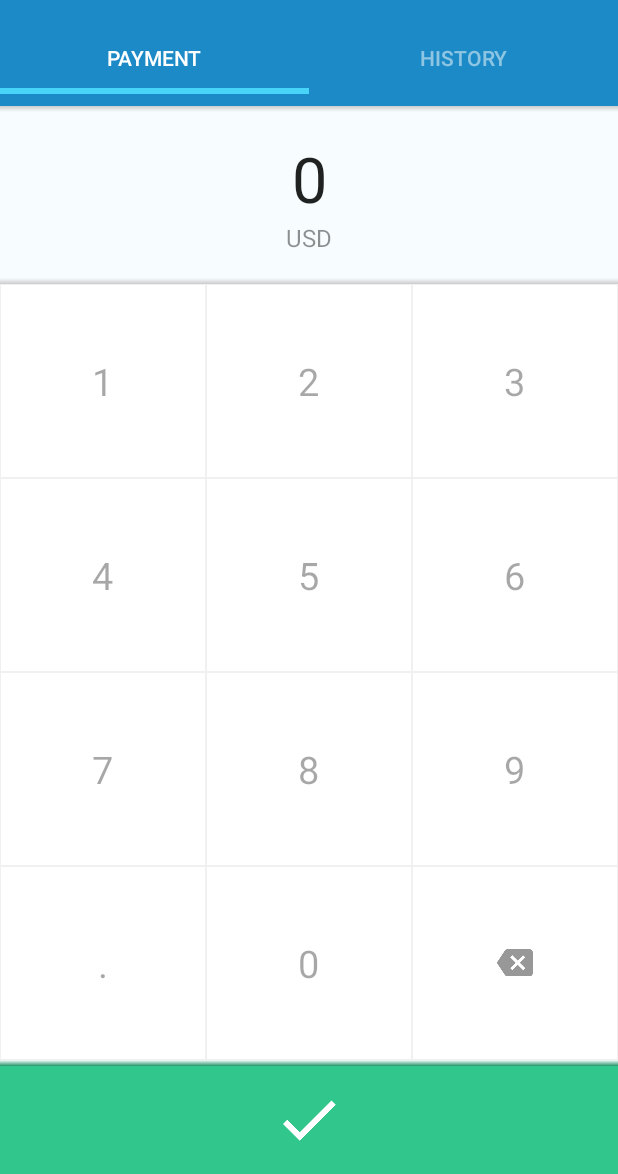
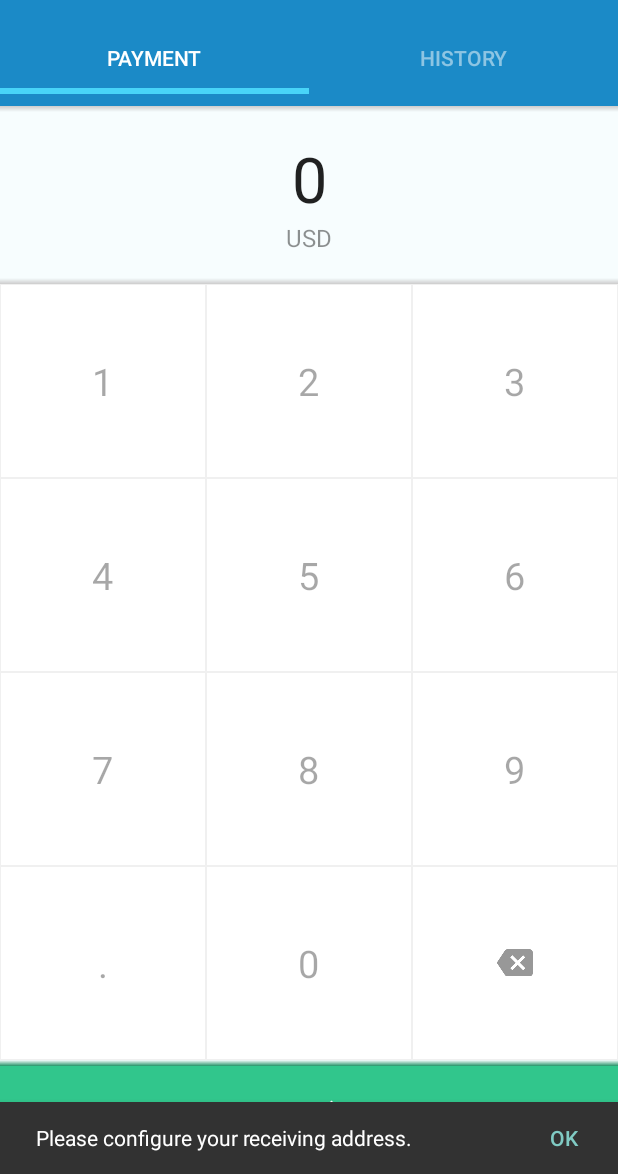
Before and after one commit to divslinger/Android-Merchant-App, an Android app: the MainActivity screen opened directly, with no data from a screen before it, after a tap on an icon or button, on a phone screen of 412 x 824 dp, the part 62-1236 px from its top. Run offline under Robolectric (Android 15) with nearby library versions, the phone set to English and light mode, and no system bars; libraries missing offline, so code that uses them is left out: com.neovisionaries.ws; Roboto replaces fonts that are not available here; 5 statements that could not run were skipped.

Commit message:
Replaced toasts with snackbars.

```diff
--- a/app/src/main/java/info/blockchain/merchant/MainActivity.java
+++ b/app/src/main/java/info/blockchain/merchant/MainActivity.java
@@ -37,7 +37,7 @@ import info.blockchain.merchant.util.PrefsUtil;
 
 public class MainActivity extends AppCompatActivity implements NfcAdapter.CreateNdefMessageCallback, NfcAdapter.OnNdefPushCompleteCallback, WebSocketListener, NavigationView.OnNavigationItemSelectedListener {
 
-    private static int SETTINGS_ACTIVITY 	= 1;
+    public static int SETTINGS_ACTIVITY 	= 1;
     private static int PIN_ACTIVITY 		= 2;
     private static int RESET_PIN_ACTIVITY 	= 3;
     private static int ABOUT_ACTIVITY 	= 4;
--- /dev/null
+++ b/app/src/main/java/info/blockchain/merchant/util/SnackCustom.java
@@ -0,0 +1,20 @@
+package info.blockchain.merchant.util;
+
+import android.content.Context;
+import android.graphics.Color;
+import android.support.design.widget.Snackbar;
+import android.view.View;
+
+import info.blockchain.merchant.R;
+
+public class SnackCustom {
+
+    public static void make(final Context context, final View view, final  CharSequence text, String action, View.OnClickListener listener) {
+
+        Snackbar snack = Snackbar.make(view, text, Snackbar.LENGTH_LONG).setAction(action, listener);
+        View sview = snack.getView();
+        sview.setBackgroundColor(Color.parseColor("#323232"));
+        snack.setActionTextColor(context.getResources().getColor(R.color.accent_material_dark));
+        snack.show();
+    }
+}
--- a/app/src/main/res/values/strings.xml
+++ b/app/src/main/res/values/strings.xml
@@ -69,6 +69,6 @@
     <string name="unable_to_generate_address">An address cannot be generated at this time. Please check your installation and try again.</string>
     <string name="btc_limit_reached">Bitcoin limit reached.</string>
 
-    <string name="no_valid_receiver">Please configure your receiving address in Settings.</string>
+    <string name="no_valid_receiver">Please configure your receiving address.</string>
     <string name="invalid_amount">Invalid amount.</string>
 </resources>
```
Also changed, not shown: app/src/main/java/info/blockchain/merchant/tabsswipe/PaymentFragment.java (+13 -2 lines).
